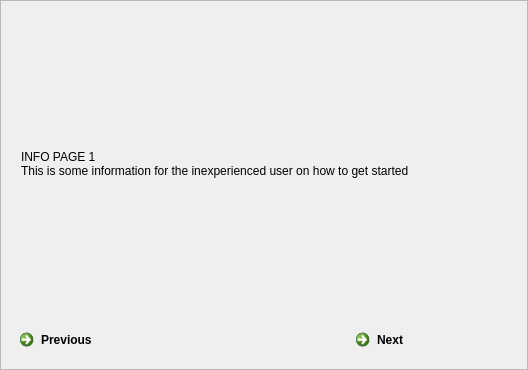
Old version of the form cwe_guiWidgets/cwe_welcome_screen.ui in the repository NHERI-SimCenter/CWE-Simulation-Tool.
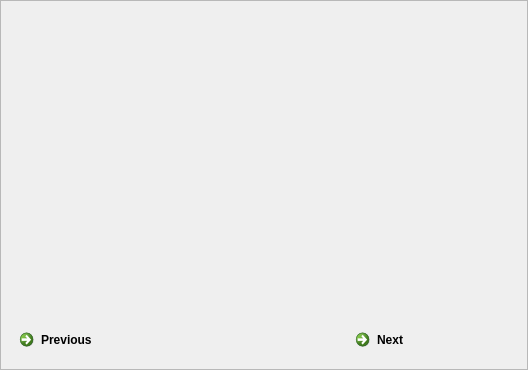
New version of the form. Icons and pictures are not drawn.

Commit message: First attempt on info screens

Patch:
```diff
--- a/cwe_guiWidgets/cwe_welcome_screen.ui
+++ b/cwe_guiWidgets/cwe_welcome_screen.ui
@@ -83,8 +83,7 @@
           </sizepolicy>
          </property>
          <property name="text">
-          <string>INFO PAGE 1
-This is some information for the inexperienced user on how to get started</string>
+          <string/>
          </property>
         </widget>
        </item>
```
The commit also changes 5 other files.
